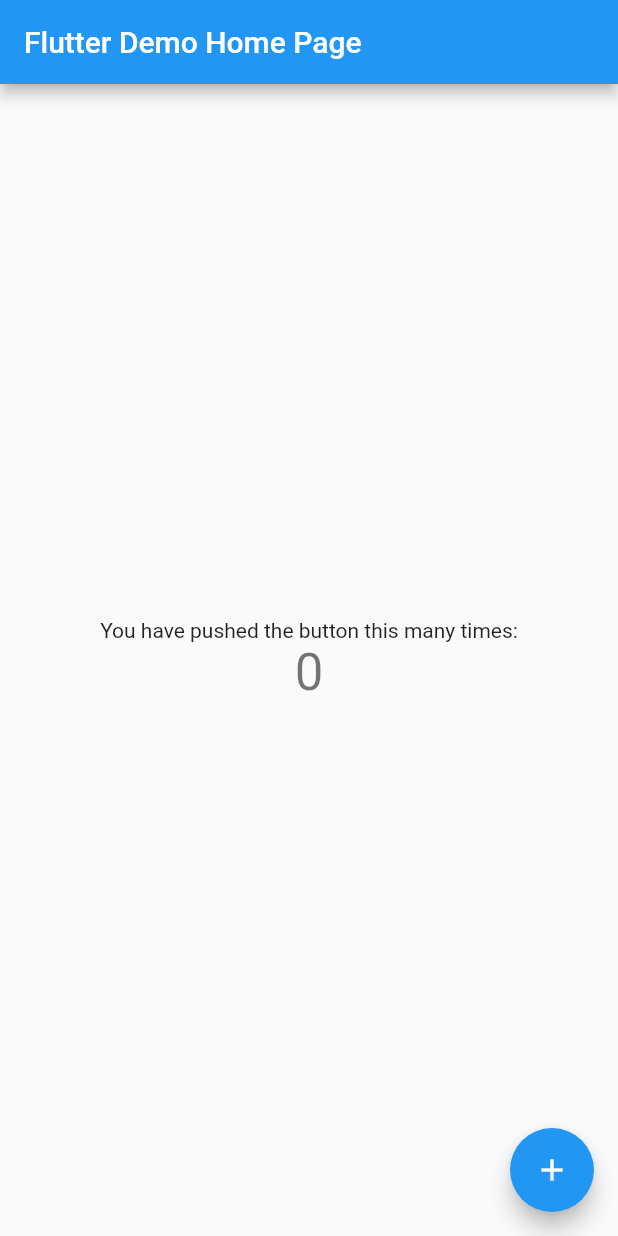
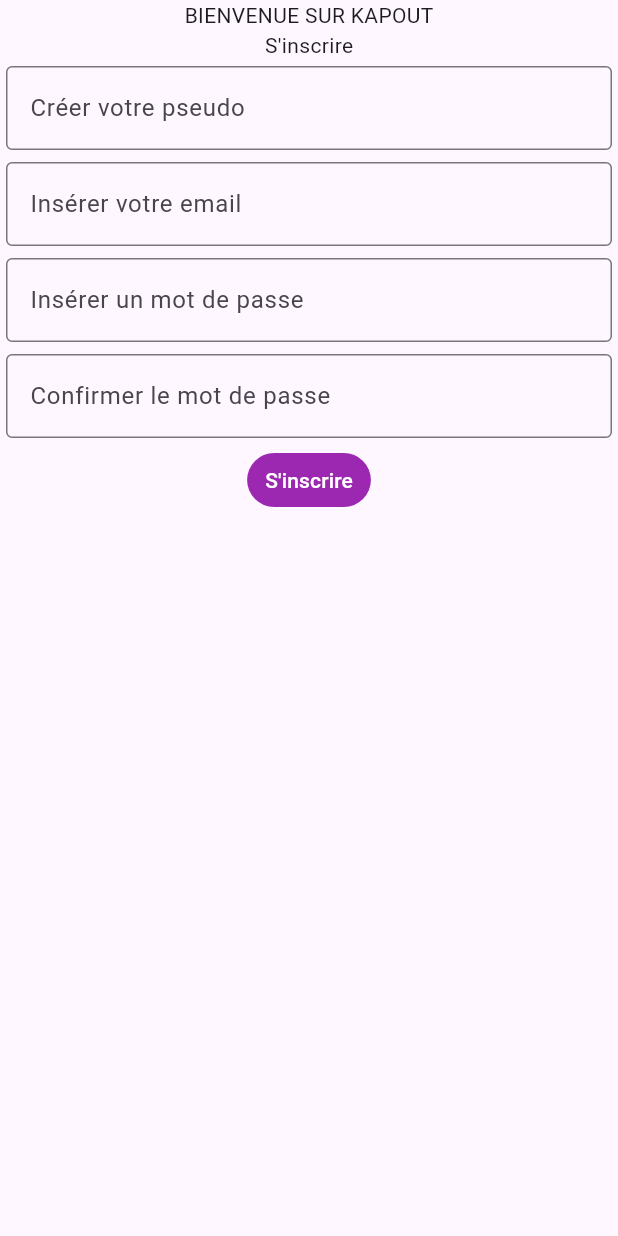
Before and after one commit to Pepapipi/Kapout, a Flutter app: the screen it shows after launch, on a phone screen of 412 x 824 dp. Run offline on Flutter 3.47's test engine with Material 2 defaults, Android fonts, the phone set to English and light mode, and no system bars.

Commit message:
Register page

```diff
--- /dev/null
+++ b/lib/authentification/register.dart
@@ -0,0 +1,65 @@
+import 'package:flutter/material.dart';
+import 'package:flutter/src/widgets/framework.dart';
+import 'package:flutter/src/widgets/placeholder.dart';
+
+class Register extends StatelessWidget {
+  const Register({super.key});
+
+  @override
+  Widget build(BuildContext context) {
+    return Scaffold(
+      body: Column(children: [
+        const Text("BIENVENUE SUR KAPOUT"),
+        const Text("S'inscrire"),
+        Padding(
+          padding: const EdgeInsets.all(4),
+          child: TextFormField(
+            decoration: const InputDecoration(
+              border: OutlineInputBorder(),
+              hintText: 'Créer votre pseudo',
+            ),
+          ),
+        ),
+        Padding(
+          padding: const EdgeInsets.all(4),
+          child: TextFormField(
+            decoration: const InputDecoration(
+              border: OutlineInputBorder(),
+              hintText: 'Insérer votre email',
+            ),
+          ),
+        ),
+        Padding(
+          padding: const EdgeInsets.all(4),
+          child: TextFormField(
+            decoration: const InputDecoration(
+              border: OutlineInputBorder(),
+              hintText: 'Insérer un mot de passe',
+            ),
+            obscureText: true,
+          ),
+        ),
+        Padding(
+          padding: const EdgeInsets.all(4),
+          child: TextFormField(
+            decoration: const InputDecoration(
+              border: OutlineInputBorder(),
+              hintText: 'Confirmer le mot de passe',
+            ),
+            obscureText: true,
+
+          ),
+        ),
+        TextButton(
+          style: ButtonStyle(
+            backgroundColor: MaterialStateProperty.all<Color>(Colors.purple),
+            foregroundColor: MaterialStateProperty.all<Color>(Colors.white),
+            minimumSize: MaterialStateProperty.all(Size.fromRadius(10))
+          ),
+          onPressed: () {},
+          child: const Text('S\'inscrire'),
+        )
+      ]),
+    );
+  }
+}
--- a/lib/main.dart
+++ b/lib/main.dart
@@ -1,4 +1,5 @@
 import 'package:flutter/material.dart';
+import 'package:kapout/authentification/register.dart';
 
 void main() {
   runApp(const MyApp());
@@ -10,6 +11,7 @@
   // This widget is the root of your application.
   @override
   Widget build(BuildContext context) {
+
     return MaterialApp(
       title: 'Flutter Demo',
       theme: ThemeData(
@@ -22,9 +24,10 @@
         // or simply save your changes to "hot reload" in a Flutter IDE).
         // Notice that the counter didn't reset back to zero; the application
         // is not restarted.
+        useMaterial3: true,
         primarySwatch: Colors.blue,
       ),
-      home: const MyHomePage(title: 'Flutter Demo Home Page'),
+      home: const Register(),
     );
   }
 }
```
